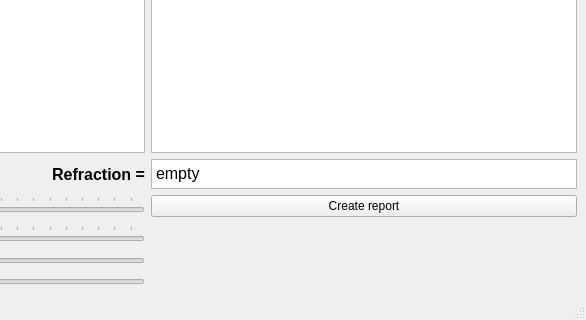
The window that forms/mainwindow.ui (lflorrie/Droplet) describes before a commit, drawn with Qt 5; both pictures show x 612 to 1198 and y 308 to 628 of the 1198 by 628 pixel window.
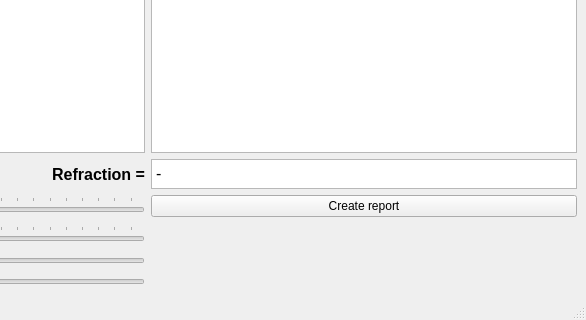
The same window after the commit.

Commit message: Added ru language

What changed in the file:
```diff
--- a/forms/mainwindow.ui
+++ b/forms/mainwindow.ui
@@ -39,7 +39,7 @@
 li.unchecked::marker { content: &quot;\2610&quot;; }
 li.checked::marker { content: &quot;\2612&quot;; }
 &lt;/style&gt;&lt;/head&gt;&lt;body style=&quot; font-family:'Roboto'; font-size:12pt; font-weight:400; font-style:normal;&quot;&gt;
-&lt;p style=&quot; margin-top:0px; margin-bottom:0px; margin-left:0px; margin-right:0px; -qt-block-indent:0; text-indent:0px;&quot;&gt;&lt;span style=&quot; font-family:'Segoe UI';&quot;&gt;empty&lt;/span&gt;&lt;/p&gt;&lt;/body&gt;&lt;/html&gt;</string>
+&lt;p style=&quot; margin-top:0px; margin-bottom:0px; margin-left:0px; margin-right:0px; -qt-block-indent:0; text-indent:0px;&quot;&gt;&lt;span style=&quot; font-family:'Segoe UI';&quot;&gt;-&lt;/span&gt;&lt;/p&gt;&lt;/body&gt;&lt;/html&gt;</string>
       </property>
      </widget>
     </item>
```
The commit also changes 2 other files.
